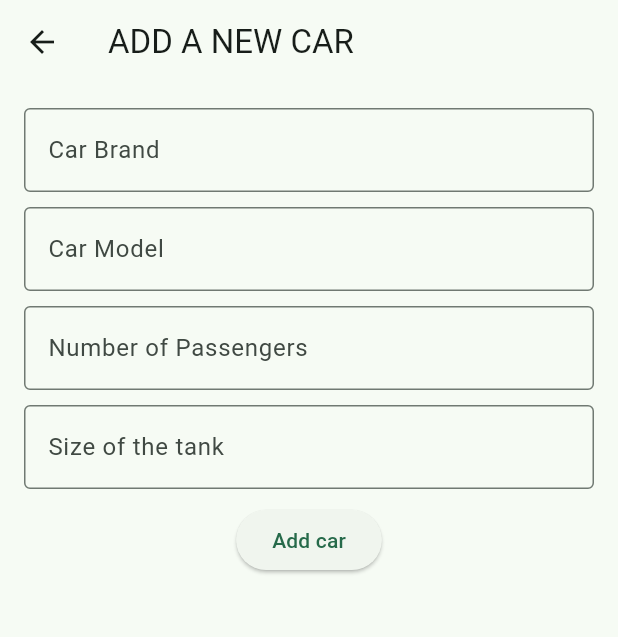
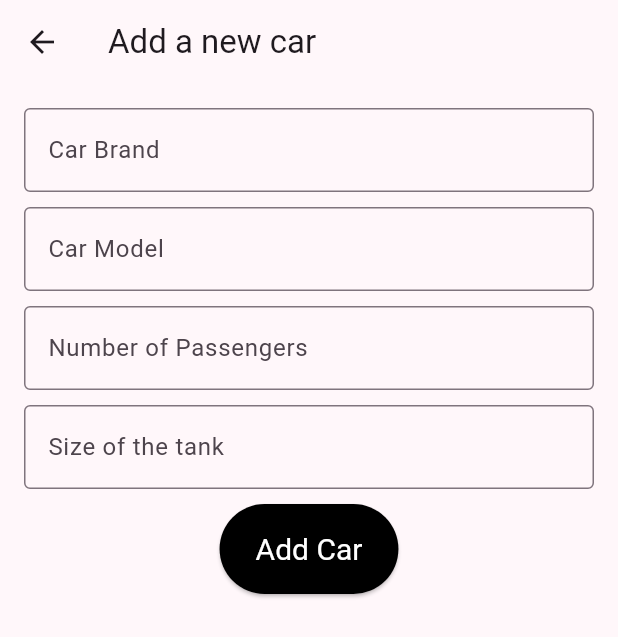
Before and after one commit to Am1nduS74/mobile_gui_project, a Flutter app: the screen it shows after launch, after a tap on "Click Here to Add a Car", on a phone screen of 412 x 824 dp. Shown: the top 637 px of the screen. Run offline on Flutter 3.47's test engine with Material 3 defaults, Android fonts, the phone set to English and light mode, and no system bars; our stand-ins replace floor, google_fonts, sqflite; accounts and stored records are empty; generated files the repository leaves out were written again.

Commit message:
Updating done

```diff
--- a/lib/CarListAddPage.dart
+++ b/lib/CarListAddPage.dart
@@ -3,9 +3,12 @@ import 'Data/Database.dart';
 import 'Data/DAO/CarDAO.dart';
 import 'Data/Entity/Car_list.dart';
 import 'main.dart';
+import 'package:google_fonts/google_fonts.dart';
 
   class CarListAddPage extends StatefulWidget {
-  const CarListAddPage({super.key});
+    final CarList? editCar;
+  const CarListAddPage({super.key, this.editCar});
+
 
   @override
   State<CarListAddPage> createState() => _CarListPageState();
@@ -17,13 +20,38 @@ class _CarListPageState extends State<CarListAddPage> {
   final TextEditingController _passengers = TextEditingController();
   final TextEditingController _size = TextEditingController();
 
+  bool get isEditing => widget.editCar != null;
+
+  @override
+  void initState() {
+    super.initState();
+
+    if (isEditing) {
+      _brand.text = widget.editCar!.brand;
+      _model.text = widget.editCar!.model;
+      _passengers.text = widget.editCar!.nuOfPassengers.toString();
+      _size.text = widget.editCar!.tankSize.toString();
+    }
+  }
+
+  Future<void> removeCars() async {
+    if (isEditing) {
+      await database.carDAO.deleteCar(widget.editCar!);
+      ScaffoldMessenger.of(context).showSnackBar(
+        const SnackBar(content: Text('Car deleted successfully !! ')),
+      );
+      Navigator.pop(context);
+    }
+  }
+
     Future<void> addCar() async {
       final brand = _brand.text;
       final model = _model.text;
       final nuOfPassengers = _passengers.text;
       final tankSize = _size.text;
 
-    if(brand.isEmpty || model.isEmpty || nuOfPassengers.isEmpty || tankSize.isEmpty) {
+      if (brand.isEmpty || model.isEmpty || nuOfPassengers.isEmpty ||
+          tankSize.isEmpty) {
         ScaffoldMessenger.of(context).showSnackBar(
           const SnackBar(content: Text('Please complete all the fields !! ')),
         );
@@ -38,38 +66,103 @@ class _CarListPageState extends State<CarListAddPage> {
         );
         return;
       }
+
+      if (isEditing) {
+        final updatedCar = CarList(widget.editCar!.id, brand, model, parsedPassengers, parsedTankSize);
+        await database.carDAO.updateCar(updatedCar);
+
+        ScaffoldMessenger.of(context).showSnackBar(
+          const SnackBar(content: Text('Car Updated Successfully!')),
+        );
+        Navigator.pop(context);
+      }
+      else {
         final newCar = CarList(DateTime.now().millisecondsSinceEpoch, brand, model, parsedPassengers, parsedTankSize);
+
         await database.carDAO.insertCar(newCar);
 
         ScaffoldMessenger.of(context).showSnackBar(
           const SnackBar(content: Text('Car Added Successfully!')),
         );
         Navigator.pop(context);
-
+      }
     }
 
     @override
     Widget build(BuildContext context) {
       return Scaffold(
-     appBar: AppBar(title: const Text('ADD A NEW CAR')),
+        appBar: AppBar(title:Text(isEditing ? 'Update the Car' : 'Add a new car')),
         body: Padding(
           padding: const EdgeInsets.all(16.0),
           child: Column(
             children: [
-              TextField(controller: _brand, decoration: const InputDecoration(labelText: "Car Brand", border: OutlineInputBorder()),),
+              TextField(controller: _brand,
+                decoration: const InputDecoration(
+                    labelText: "Car Brand", border: OutlineInputBorder()),),
               SizedBox(height: 10),
-              TextField(controller: _model, decoration: const InputDecoration(labelText: "Car Model", border: OutlineInputBorder()),),
+              TextField(controller: _model,
+                decoration: const InputDecoration(
+                    labelText: "Car Model", border: OutlineInputBorder()),),
               SizedBox(height: 10),
-              TextField(controller: _passengers, decoration: const InputDecoration(labelText: "Number of Passengers", border: OutlineInputBorder()),),
+              TextField(controller: _passengers,
+                decoration: const InputDecoration(
+                    labelText: "Number of Passengers",
+                    border: OutlineInputBorder()),),
               SizedBox(height: 10),
-              TextField(controller: _size, decoration: const InputDecoration(labelText: "Size of the tank", border: OutlineInputBorder()),),
+              TextField(controller: _size,
+                decoration: const InputDecoration(labelText: "Size of the tank",
+                    border: OutlineInputBorder()),),
               SizedBox(height: 10),
               Center(
-                child: ElevatedButton(onPressed: addCar, child: const Text('Add car')),
-              )
+                child: ElevatedButton(onPressed: addCar,
+                  style: ElevatedButton.styleFrom(
+                    backgroundColor: Colors.black,
+                    foregroundColor: Colors.white,
+                    minimumSize: const Size(100, 60),
+                    textStyle: const TextStyle(fontSize: 20),
+                  ),
+                  child: Text(isEditing ? 'Update  Car' : 'Add Car'),
+                ),
+              ),
+              SizedBox(height: 10),
+              if (isEditing)
+                ElevatedButton(onPressed: () {
+                  showDialog(
+                    context: context,
+                    builder: (BuildContext context) {
 
+                      return AlertDialog(
+                        title: Text('Delete Car'),
+                        content: Text(
+                            'Are you sure you want to delete the car?'),
+                        actions: [
+                          TextButton(
+                            onPressed: () {
+                              Navigator.pop(context);
+                            },
+                            child: Text('Cancel'),
+                          ),
+                          TextButton(
+                            onPressed: () {
+                              Navigator.pop(context);
+                              removeCars();
+                            },
+                            child: Text('Proceed'),
+                          ),
                         ],
-
+                      );
+                    },
+                  );
+                },
+                  style: ElevatedButton.styleFrom(
+                    backgroundColor: Colors.black,
+                    foregroundColor: Colors.white,
+                    minimumSize: const Size(100, 60),
+                    textStyle: const TextStyle(fontSize: 20),
+                  ),
+                  child: Text('Delete Car'),
+                ),
+            ],
           ),
         ),
       );
--- a/lib/main.dart
+++ b/lib/main.dart
@@ -2,6 +2,7 @@ import 'package:flutter/material.dart';
 import 'package:mobile_gui_project/Data/Entity/Car_list.dart';
 import 'Data/Database.dart';
 import 'CarListAddPage.dart';
+import 'package:google_fonts/google_fonts.dart';
 
 late AppDatabase database;
 
@@ -23,9 +24,11 @@ class MyApp extends StatelessWidget {
       debugShowCheckedModeBanner: false,
       title: 'Flutter Demo',
       theme: ThemeData(
-        colorScheme: ColorScheme.fromSeed(seedColor: Colors.greenAccent),
+        colorScheme: ColorScheme.fromSeed(seedColor: Colors.purpleAccent),
+          textTheme: GoogleFonts.averageSansTextTheme(),
       ),
       home: const MyHomePage(title: 'Car List'),
+
     );
   }
 }
@@ -63,6 +66,13 @@ class _MyHomePageState extends State<MyHomePage> {
     await _loadCars();
   }
 
+  void viewCar(CarList car) {
+    Navigator.push(context, MaterialPageRoute(builder: (context) =>CarListAddPage(editCar: car),
+    ),
+    ).then((_) async {
+      await _loadCars();
+    });
+  }
   @override
   Widget build(BuildContext context) {
     return Scaffold(
@@ -102,23 +112,33 @@ class _MyHomePageState extends State<MyHomePage> {
                               },
                             );
                           },
-                           child: Row(
-                             mainAxisAlignment: MainAxisAlignment.center,
-                             children: [
-                               Text('${index+1}:Brand: ${item.brand}', style: TextStyle(fontSize: 35),),
-                               SizedBox(width: 50),
-                               Text('Model: ${item.model}', style: TextStyle(fontSize: 35),),
-                               SizedBox(width: 50),
-                               Text('Max Passengers: ${item.nuOfPassengers}', style: TextStyle(fontSize: 35),),
-                               SizedBox(width: 50),
-                               Text('Tank size: ${item.tankSize} litres', style: TextStyle(fontSize: 35),),
-                               SizedBox(width: 50),
-                             ],
-                           ),
+                             onTap: (){
+                               final item = items[index];
+                               viewCar(item);
+                             },
+                             child: Card(
+                              elevation: 8,
+                              margin: EdgeInsets.symmetric(vertical: 8),
+                              child: Padding(
+                                padding: const EdgeInsets.all(10),
+                                child: Row(
+                                  mainAxisAlignment: MainAxisAlignment.spaceBetween,
+                                  children: [
+                                    Expanded(child: Text('${index+1}:Brand: ${item.brand}', style: GoogleFonts.averageSans( textStyle: const TextStyle(fontSize: 40)),),),
+                                    Expanded(child: Text('Model: ${item.model}', style: GoogleFonts.averageSans( textStyle: const TextStyle(fontSize: 40)),),),
+                                    Expanded(child:  Text('Max Passengers: ${item.nuOfPassengers}', style: GoogleFonts.averageSans( textStyle: const TextStyle(fontSize: 40)),),),
+                                    Expanded(child: Text('Tank size: ${item.tankSize} litres', style: GoogleFonts.averageSans( textStyle: const TextStyle(fontSize: 40)),),)
+                                   ],
+                                ),
+                              )
+                             )
                            );
                         }),
                 ),
-                ElevatedButton(
+                SizedBox(
+                width: double.infinity,
+                height: 50,
+                child:ElevatedButton(
                   onPressed: () async {
                     await Navigator.push(
                       context,
@@ -126,8 +146,15 @@ class _MyHomePageState extends State<MyHomePage> {
                     );
                     _loadCars();
                   },
+                  style: ElevatedButton.styleFrom(
+                    backgroundColor: Colors.black,
+                    foregroundColor: Colors.white,
+                    minimumSize: const Size(100, 60),
+                    textStyle: const TextStyle(fontSize: 20),
+                  ),
                   child: Text('Click Here to Add a Car'),
                 ),
+                )
               ],
             ),
       ),
--- a/pubspec.yaml
+++ b/pubspec.yaml
@@ -31,6 +31,7 @@ dependencies:
   flutter:
     sdk: flutter
   floor: ^1.4.0
+  google_fonts: ^6.1.0
 
 
   # The following adds the Cupertino Icons font to your application.
```
Also changed, not shown: pubspec.lock, 1 other file. Lines whose indentation alone changed are shown as unchanged.
